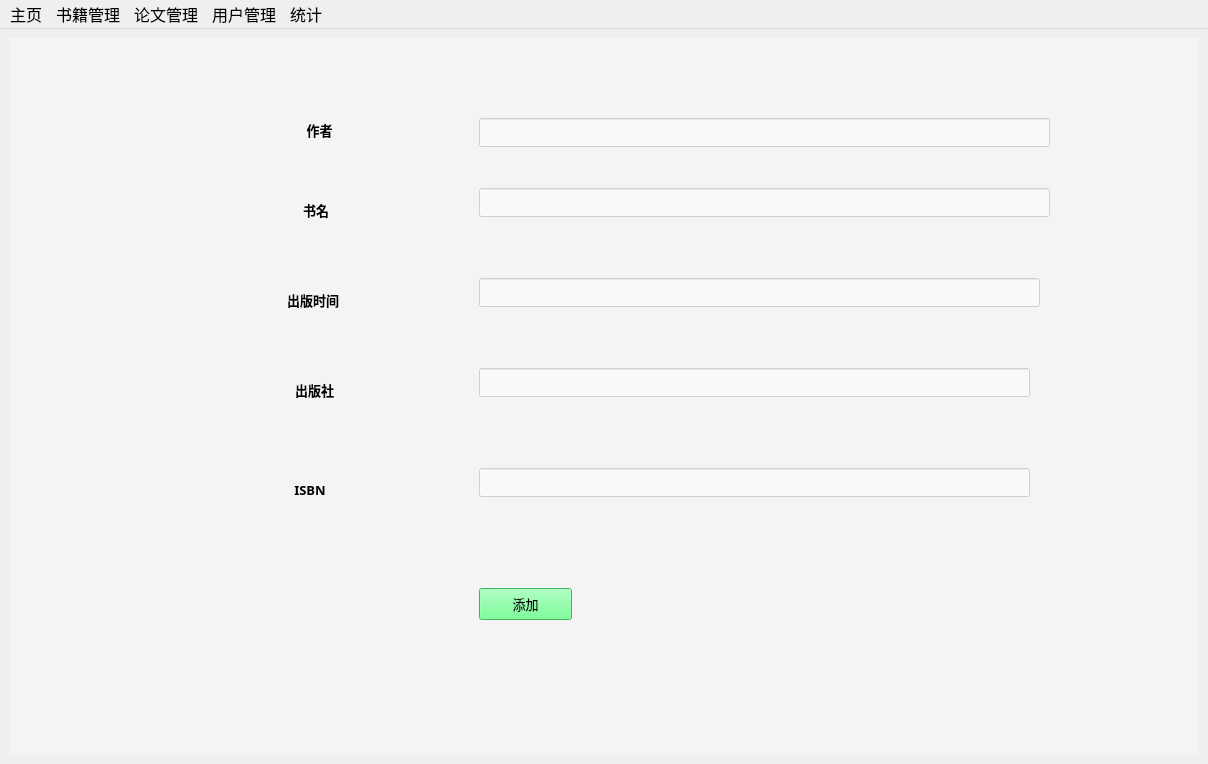
Qt form admin/frontend/mainWin.ui (sophiefy/WHU-MMS) before a commit.
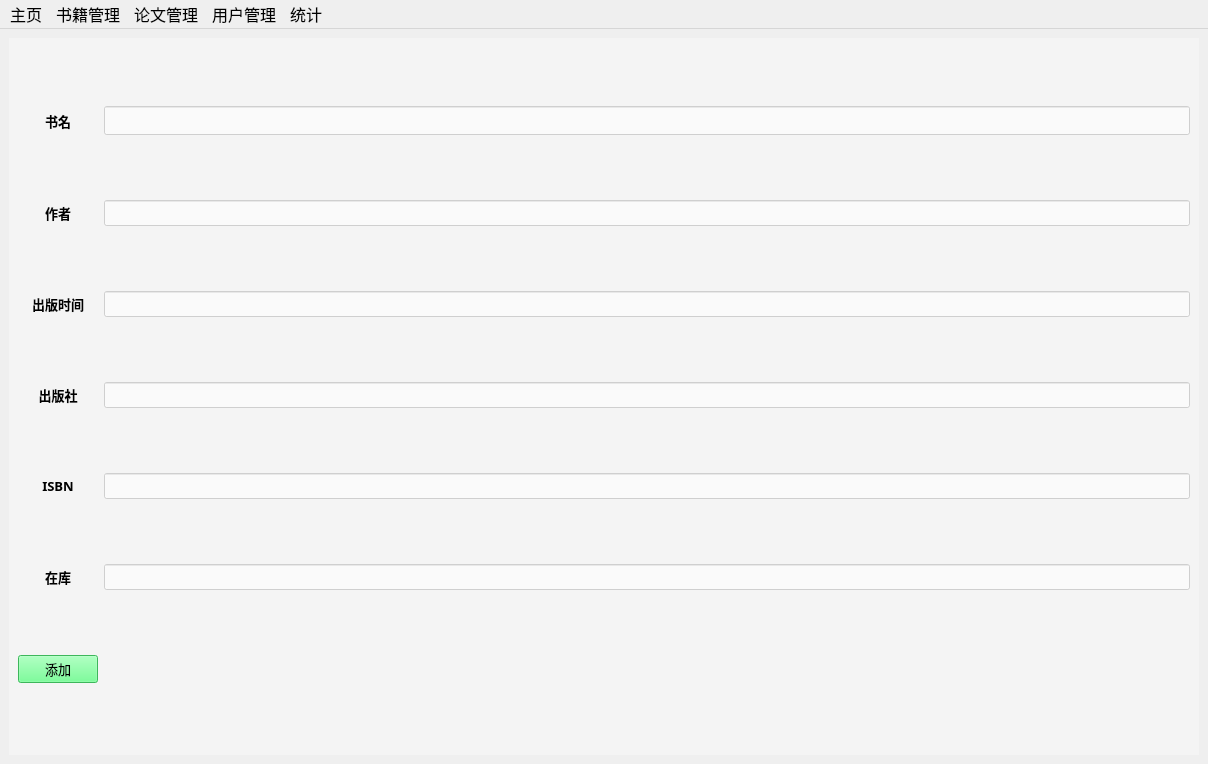
The same form after that commit. The open tabs and pages were chosen to show the change. Icons and pictures are not drawn.

```diff
--- a/admin/frontend/mainWin.ui
+++ b/admin/frontend/mainWin.ui
@@ -380,65 +380,9 @@
        </layout>
       </widget>
       <widget class="QWidget" name="pageAddBook">
-       <widget class="QPushButton" name="bookAddBtn">
-        <property name="geometry">
-         <rect>
-          <x>470</x>
-          <y>550</y>
-          <width>93</width>
-          <height>32</height>
-         </rect>
-        </property>
-        <property name="font">
-         <font>
-          <family>微软雅黑</family>
-          <pointsize>10</pointsize>
-         </font>
-        </property>
-        <property name="styleSheet">
-         <string notr="true">background-color: rgba(255, 255, 255, 0);
-background-color: rgb(85, 255, 127);</string>
-        </property>
-        <property name="text">
-         <string>添加</string>
-        </property>
-       </widget>
-       <widget class="QLabel" name="label_40">
-        <property name="geometry">
-         <rect>
-          <x>280</x>
-          <y>440</y>
-          <width>42</width>
-          <height>24</height>
-         </rect>
-        </property>
-        <property name="font">
-         <font>
-          <family>微软雅黑</family>
-          <pointsize>10</pointsize>
-          <weight>75</weight>
-          <bold>true</bold>
-         </font>
-        </property>
-        <property name="styleSheet">
-         <string notr="true">background-color: rgba(255, 255, 255, 0);</string>
-        </property>
-        <property name="text">
-         <string>ISBN</string>
-        </property>
-        <property name="alignment">
-         <set>Qt::AlignCenter</set>
-        </property>
-       </widget>
+       <layout class="QGridLayout" name="gridLayout">
+        <item row="0" column="0">
        <widget class="QLabel" name="label_37">
-        <property name="geometry">
-         <rect>
-          <x>290</x>
-          <y>160</y>
-          <width>34</width>
-          <height>24</height>
-         </rect>
-        </property>
         <property name="font">
          <font>
           <family>微软雅黑</family>
@@ -457,42 +401,29 @@
          <set>Qt::AlignCenter</set>
         </property>
        </widget>
-       <widget class="QLabel" name="label_38">
-        <property name="geometry">
-         <rect>
-          <x>270</x>
-          <y>250</y>
-          <width>68</width>
-          <height>24</height>
-         </rect>
+        </item>
+        <item row="0" column="1">
+         <widget class="QLineEdit" name="bookNameEdit">
+          <property name="minimumSize">
+           <size>
+            <width>188</width>
+            <height>29</height>
+           </size>
         </property>
         <property name="font">
          <font>
           <family>微软雅黑</family>
           <pointsize>10</pointsize>
-          <weight>75</weight>
-          <bold>true</bold>
          </font>
         </property>
         <property name="styleSheet">
-         <string notr="true">background-color: rgba(255, 255, 255, 0);</string>
-        </property>
-        <property name="text">
-         <string>出版时间</string>
-        </property>
-        <property name="alignment">
-         <set>Qt::AlignCenter</set>
-        </property>
-       </widget>
+           <string notr="true">background-color: rgba(255, 255, 255, 150);
+</string>
+          </property>
+         </widget>
+        </item>
+        <item row="1" column="0">
        <widget class="QLabel" name="label_35">
-        <property name="geometry">
-         <rect>
-          <x>240</x>
-          <y>80</y>
-          <width>141</width>
-          <height>24</height>
-         </rect>
-        </property>
         <property name="font">
          <font>
           <family>微软雅黑</family>
@@ -511,42 +442,9 @@
          <set>Qt::AlignCenter</set>
         </property>
        </widget>
-       <widget class="QLabel" name="label_39">
-        <property name="geometry">
-         <rect>
-          <x>280</x>
-          <y>340</y>
-          <width>51</width>
-          <height>24</height>
-         </rect>
-        </property>
-        <property name="font">
-         <font>
-          <family>微软雅黑</family>
-          <pointsize>10</pointsize>
-          <weight>75</weight>
-          <bold>true</bold>
-         </font>
-        </property>
-        <property name="styleSheet">
-         <string notr="true">background-color: rgba(255, 255, 255, 0);</string>
-        </property>
-        <property name="text">
-         <string>出版社</string>
-        </property>
-        <property name="alignment">
-         <set>Qt::AlignCenter</set>
-        </property>
-       </widget>
+        </item>
+        <item row="1" column="1">
        <widget class="QLineEdit" name="bookAuthorEdit">
-        <property name="geometry">
-         <rect>
-          <x>470</x>
-          <y>80</y>
-          <width>571</width>
-          <height>29</height>
-         </rect>
-        </property>
         <property name="font">
          <font>
           <family>微软雅黑</family>
@@ -558,15 +456,30 @@
 </string>
         </property>
        </widget>
+        </item>
+        <item row="2" column="0">
+         <widget class="QLabel" name="label_38">
+          <property name="font">
+           <font>
+            <family>微软雅黑</family>
+            <pointsize>10</pointsize>
+            <weight>75</weight>
+            <bold>true</bold>
+           </font>
+          </property>
+          <property name="styleSheet">
+           <string notr="true">background-color: rgba(255, 255, 255, 0);</string>
+          </property>
+          <property name="text">
+           <string>出版时间</string>
+          </property>
+          <property name="alignment">
+           <set>Qt::AlignCenter</set>
+          </property>
+         </widget>
+        </item>
+        <item row="2" column="1">
        <widget class="QLineEdit" name="bookPressEdit">
-        <property name="geometry">
-         <rect>
-          <x>470</x>
-          <y>240</y>
-          <width>561</width>
-          <height>29</height>
-         </rect>
-        </property>
         <property name="font">
          <font>
           <family>微软雅黑</family>
@@ -578,72 +491,143 @@
 </string>
         </property>
        </widget>
-       <widget class="QLineEdit" name="bookISBNEdit">
-        <property name="geometry">
-         <rect>
-          <x>470</x>
-          <y>430</y>
-          <width>551</width>
-          <height>29</height>
-         </rect>
-        </property>
+        </item>
+        <item row="3" column="0">
+         <widget class="QLabel" name="label_39">
         <property name="font">
          <font>
           <family>微软雅黑</family>
           <pointsize>10</pointsize>
+            <weight>75</weight>
+            <bold>true</bold>
          </font>
         </property>
         <property name="styleSheet">
-         <string notr="true">background-color: rgba(255, 255, 255, 150);
-</string>
-        </property>
-       </widget>
-       <widget class="QLineEdit" name="bookNameEdit">
-        <property name="geometry">
-         <rect>
-          <x>470</x>
-          <y>150</y>
-          <width>571</width>
-          <height>29</height>
-         </rect>
-        </property>
-        <property name="minimumSize">
-         <size>
-          <width>188</width>
-          <height>29</height>
-         </size>
-        </property>
-        <property name="font">
-         <font>
-          <family>微软雅黑</family>
-          <pointsize>10</pointsize>
-         </font>
-        </property>
-        <property name="styleSheet">
-         <string notr="true">background-color: rgba(255, 255, 255, 150);
-</string>
-        </property>
-       </widget>
+           <string notr="true">background-color: rgba(255, 255, 255, 0);</string>
+          </property>
+          <property name="text">
+           <string>出版社</string>
+          </property>
+          <property name="alignment">
+           <set>Qt::AlignCenter</set>
+          </property>
+         </widget>
+        </item>
+        <item row="3" column="1">
        <widget class="QLineEdit" name="bookDateEdit">
-        <property name="geometry">
-         <rect>
-          <x>470</x>
-          <y>330</y>
-          <width>551</width>
-          <height>29</height>
-         </rect>
-        </property>
+          <property name="font">
+           <font>
+            <family>微软雅黑</family>
+            <pointsize>10</pointsize>
+           </font>
+          </property>
+          <property name="styleSheet">
+           <string notr="true">background-color: rgba(255, 255, 255, 150);
+</string>
+          </property>
+         </widget>
+        </item>
+        <item row="4" column="0">
+         <widget class="QLabel" name="label_40">
         <property name="font">
          <font>
           <family>微软雅黑</family>
           <pointsize>10</pointsize>
+            <weight>75</weight>
+            <bold>true</bold>
          </font>
         </property>
         <property name="styleSheet">
+           <string notr="true">background-color: rgba(255, 255, 255, 0);</string>
+          </property>
+          <property name="text">
+           <string>ISBN</string>
+          </property>
+          <property name="alignment">
+           <set>Qt::AlignCenter</set>
+          </property>
+         </widget>
+        </item>
+        <item row="4" column="1">
+         <widget class="QLineEdit" name="bookISBNEdit">
+          <property name="font">
+           <font>
+            <family>微软雅黑</family>
+            <pointsize>10</pointsize>
+           </font>
+          </property>
+          <property name="styleSheet">
          <string notr="true">background-color: rgba(255, 255, 255, 150);
 </string>
         </property>
        </widget>
+        </item>
+        <item row="5" column="0">
+         <widget class="QLabel" name="label_41">
+          <property name="font">
+           <font>
+            <family>微软雅黑</family>
+            <pointsize>10</pointsize>
+            <weight>75</weight>
+            <bold>true</bold>
+           </font>
+          </property>
+          <property name="styleSheet">
+           <string notr="true">background-color: rgba(255, 255, 255, 0);</string>
+          </property>
+          <property name="text">
+           <string>在库</string>
+          </property>
+          <property name="alignment">
+           <set>Qt::AlignCenter</set>
+          </property>
+         </widget>
+        </item>
+        <item row="5" column="1">
+         <widget class="QLineEdit" name="bookStockEdit">
+          <property name="font">
+           <font>
+            <family>微软雅黑</family>
+            <pointsize>10</pointsize>
+           </font>
+          </property>
+          <property name="styleSheet">
+           <string notr="true">background-color: rgba(255, 255, 255, 150);
+</string>
+          </property>
+         </widget>
+        </item>
+        <item row="6" column="0">
+         <widget class="QPushButton" name="bookAddBtn">
+          <property name="font">
+           <font>
+            <family>微软雅黑</family>
+            <pointsize>10</pointsize>
+           </font>
+          </property>
+          <property name="styleSheet">
+           <string notr="true">background-color: rgba(255, 255, 255, 0);
+background-color: rgb(85, 255, 127);</string>
+          </property>
+          <property name="text">
+           <string>添加</string>
+          </property>
+         </widget>
+        </item>
+        <item row="6" column="1">
+         <spacer name="horizontalSpacer">
+          <property name="orientation">
+           <enum>Qt::Horizontal</enum>
+          </property>
+          <property name="sizeHint" stdset="0">
+           <size>
+            <width>1064</width>
+            <height>20</height>
+           </size>
+          </property>
+         </spacer>
+        </item>
+       </layout>
       </widget>
       <widget class="QWidget" name="pageSearchBook">
        <layout class="QGridLayout" name="gridLayout_4">
```
Left out of the diff: 380 changed lines with no effect on the pictures. Lines whose indentation alone changed are shown as unchanged.
